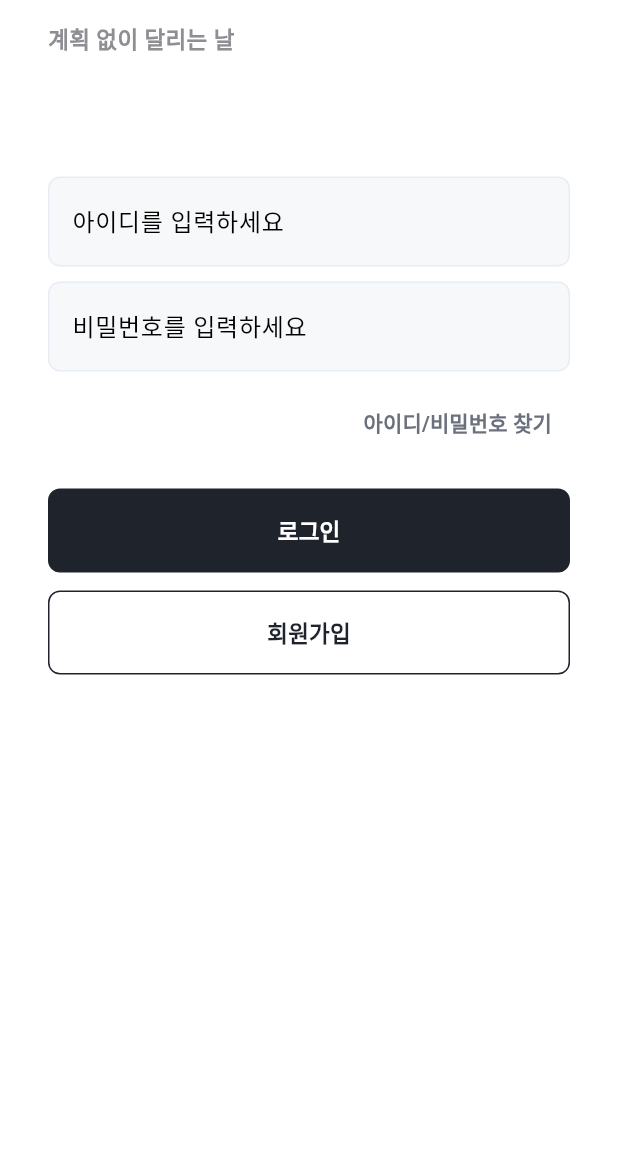
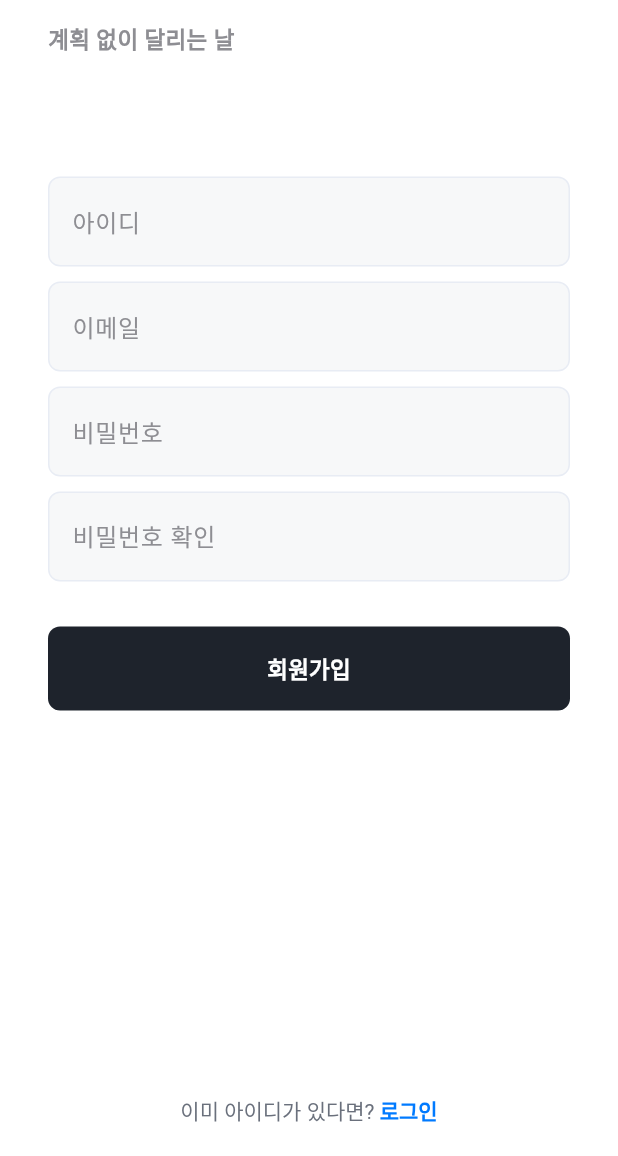
Before and after one commit to codus090880/OSS, a Flutter app: the screen it shows after launch, on a phone screen of 412 x 824 dp, the part 80-1236 px from its top. Run offline on Flutter 3.47's test engine with Material 3 defaults, Android fonts, the phone set to English and light mode, and no system bars.

Commit message:
회원가입 화면 구현

```diff
--- a/lib/main.dart
+++ b/lib/main.dart
@@ -2,6 +2,7 @@ import 'package:flutter/material.dart';
 import 'package:intl/date_symbol_data_local.dart';
 import 'package:prunners/screen/home_screen.dart';
 import 'package:prunners/screen/login_screen.dart';
+import 'package:prunners/screen/signup_screen.dart';
 import 'package:prunners/screen/userpage_screen.dart';
 
 void main() async {
@@ -26,9 +27,10 @@ class MyApp extends StatelessWidget {
           bodyMedium: TextStyle(color: Colors.black),
         ),
       ),
-      initialRoute: '/login',
+      initialRoute: '/signup',
       routes: {
         '/login': (_) => LoginScreen(),
+        '/signup': (_) => SignupScreen(),
         '/home': (_) => HomeScreen(),
         //'/running': (_) => RunningScreen(),
         '/profile': (_) => UserPageScreen(),
--- a/lib/screen/login_screen.dart
+++ b/lib/screen/login_screen.dart
@@ -1,4 +1,6 @@
 import 'package:flutter/material.dart';
+import 'package:prunners/screen/home_screen.dart';
+import 'package:prunners/screen/signup_screen.dart';
 import 'package:prunners/widget/grey_box.dart';
 import 'package:prunners/widget/top_bar.dart';
 import 'package:prunners/widget/button_box.dart';
@@ -32,6 +34,9 @@ class LoginScreen extends StatelessWidget {
                 child: TextField(
                   decoration: InputDecoration(
                     hintText: '아이디를 입력하세요',
+                    hintStyle: TextStyle(
+                      color: Color(0xFF8E8E93), // 회색빛
+                    ),
                     border: InputBorder.none,
                     contentPadding: EdgeInsets.symmetric(vertical: 17),
                   ),
@@ -42,6 +47,9 @@ class LoginScreen extends StatelessWidget {
                 child: TextField(
                   decoration: InputDecoration(
                     hintText: '비밀번호를 입력하세요',
+                    hintStyle: TextStyle(
+                      color: Color(0xFF8E8E93), // 회색빛
+                    ),
                     border: InputBorder.none,
                     contentPadding: EdgeInsets.symmetric(vertical: 17),
                   ),
@@ -65,14 +73,23 @@ class LoginScreen extends StatelessWidget {
               const SizedBox(height: 20),
               ButtonBox(
                 text: '로그인',
-                onPressed: () {},
+                onPressed: () {
+                  Navigator.push(
+                    context,
+                    MaterialPageRoute(builder: (context) => HomeScreen()),
+                  );
+                },
               ),
               const SizedBox(height: 12),
               OutlinedButtonBox(
                 text: '회원가입',
-                onPressed: () {},
+                onPressed: () {
+                  Navigator.push(
+                    context,
+                    MaterialPageRoute(builder: (context) => SignupScreen()),
+                  );
+                },
               ),
-              const SizedBox(height: 20),
             ],
           ),
         ),
--- /dev/null
+++ b/lib/screen/signup_screen.dart
@@ -0,0 +1,130 @@
+import 'package:flutter/gestures.dart';
+import 'package:flutter/material.dart';
+import 'package:prunners/screen/home_screen.dart';
+import 'package:prunners/screen/login_screen.dart';
+import 'package:prunners/widget/top_bar.dart';
+import 'package:prunners/widget/grey_box.dart';
+import 'package:prunners/widget/button_box.dart';
+
+class SignupScreen extends StatelessWidget {
+  const SignupScreen({super.key});
+
+  @override
+  Widget build(BuildContext context) {
+    return Scaffold(
+      body: SafeArea(
+        child: Column(
+          children: [
+            Expanded(
+              child: SingleChildScrollView(
+                keyboardDismissBehavior: ScrollViewKeyboardDismissBehavior.onDrag,
+                padding: const EdgeInsets.symmetric(horizontal: 32, vertical: 10),
+                child: Column(
+                  crossAxisAlignment: CrossAxisAlignment.start,
+                  children: [
+                    TopBar(),
+                    const SizedBox(height: 8),
+                    const Text(
+                      '계획 없이 달리는 날',
+                      style: TextStyle(
+                        fontSize: 15,
+                        fontWeight: FontWeight.w600,
+                        color: Color(0xFF8E8E93),
+                      ),
+                    ),
+                    const SizedBox(height: 80),
+                    GreyBox(
+                      child: TextField(
+                        decoration: InputDecoration(
+                          hintText: '아이디',
+                          hintStyle: TextStyle(color: Color(0xFF8E8E93)),
+                          border: InputBorder.none,
+                          contentPadding: EdgeInsets.symmetric(vertical: 17),
+                        ),
+                      ),
+                    ),
+                    const SizedBox(height: 10),
+                    GreyBox(
+                      child: TextField(
+                        decoration: InputDecoration(
+                          hintText: '이메일',
+                          hintStyle: TextStyle(color: Color(0xFF8E8E93)),
+                          border: InputBorder.none,
+                          contentPadding: EdgeInsets.symmetric(vertical: 17),
+                        ),
+                      ),
+                    ),
+                    const SizedBox(height: 10),
+                    GreyBox(
+                      child: TextField(
+                        obscureText: true,
+                        decoration: InputDecoration(
+                          hintText: '비밀번호',
+                          hintStyle: TextStyle(color: Color(0xFF8E8E93)),
+                          border: InputBorder.none,
+                          contentPadding: EdgeInsets.symmetric(vertical: 17),
+                        ),
+                      ),
+                    ),
+                    const SizedBox(height: 10),
+                    GreyBox(
+                      child: TextField(
+                        obscureText: true,
+                        decoration: InputDecoration(
+                          hintText: '비밀번호 확인',
+                          hintStyle: TextStyle(color: Color(0xFF8E8E93)),
+                          border: InputBorder.none,
+                          contentPadding: EdgeInsets.symmetric(vertical: 17),
+                        ),
+                      ),
+                    ),
+                    const SizedBox(height: 30),
+                    ButtonBox(
+                      text: '회원가입',
+                      onPressed: () {
+                        Navigator.push(
+                          context,
+                          MaterialPageRoute(builder: (context) => LoginScreen()),
+                        );
+                      },
+                    ),
+                    const SizedBox(height: 30),
+                  ],
+                ),
+              ),
+            ),
+
+            Padding(
+              padding: const EdgeInsets.only(bottom: 20),
+              child: RichText(
+                text: TextSpan(
+                  text: '이미 아이디가 있다면? ',
+                  style: const TextStyle(
+                    color: Color(0xFF6A707C),
+                    fontSize: 14,
+                  ),
+                  children: [
+                    TextSpan(
+                      text: '로그인',
+                      style: const TextStyle(
+                        color: Color(0xFF007AFF),
+                        fontWeight: FontWeight.w600,
+                      ),
+                      recognizer: TapGestureRecognizer()
+                        ..onTap = () {
+                          Navigator.push(
+                            context,
+                            MaterialPageRoute(builder: (context) => const LoginScreen()),
+                          );
+                        },
+                    ),
+                  ],
+                ),
+              ),
+            ),
+          ],
+        ),
+      ),
+    );
+  }
+}
```
